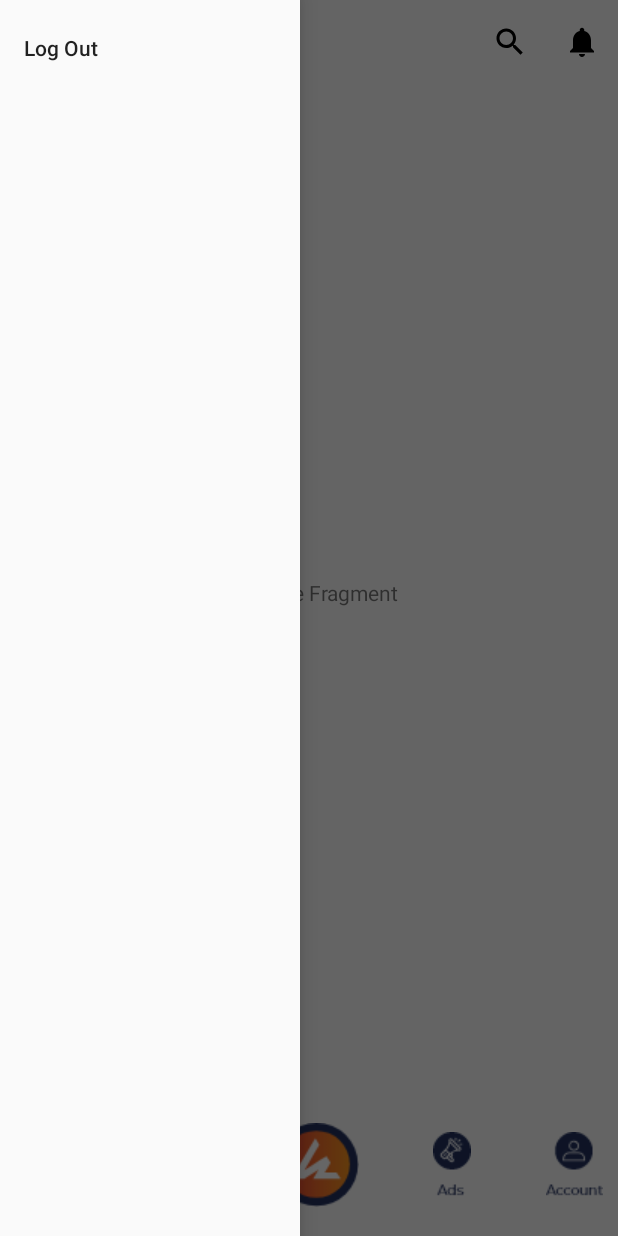
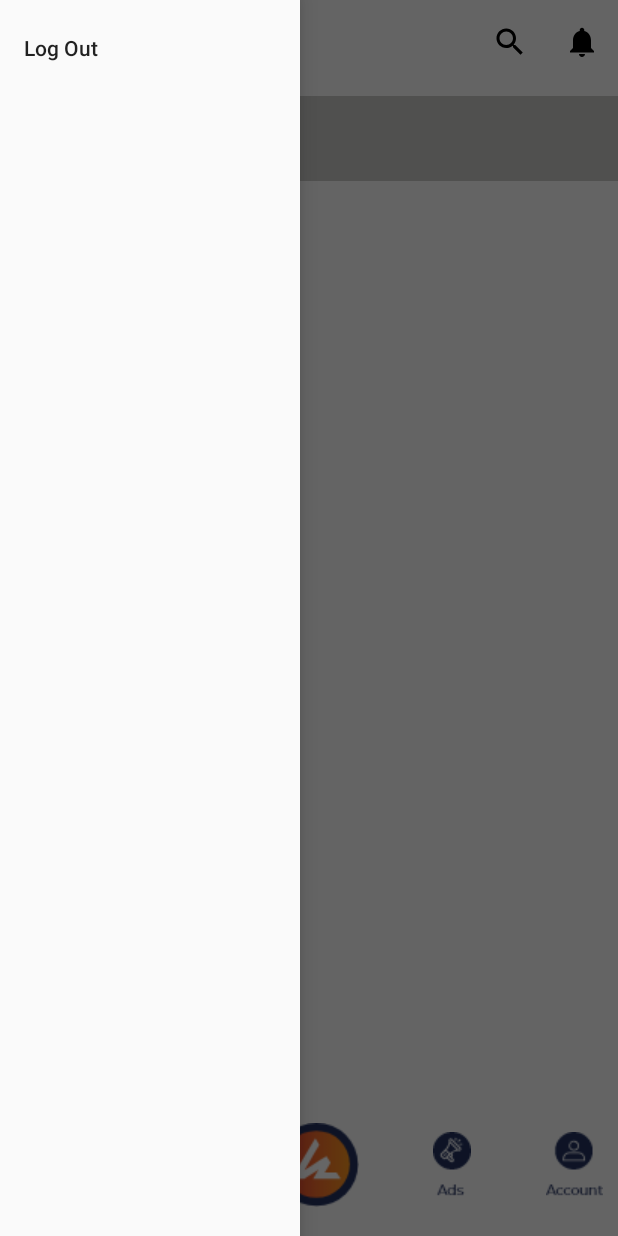
Before and after one commit to durzoflint/Wanna-Buy, an Android app: the fragment MessageFragment placed in its activity, with the side drawer open, on a phone screen of 412 x 824 dp. Run offline under Robolectric (Android 15) with nearby library versions, the phone set to English and light mode, and no system bars; our stand-ins replace Firebase (no records; nobody signed in at launch, a user with empty details on screens opened directly).

Commit message:
Adding missing layout sample

```diff
--- a/app/src/main/java/com/nyxwolves/wannabuy/Fragments/MessageFragment.java
+++ b/app/src/main/java/com/nyxwolves/wannabuy/Fragments/MessageFragment.java
@@ -2,14 +2,17 @@ package com.nyxwolves.wannabuy.Fragments;
 
 
 import android.content.Context;
+import android.content.Intent;
 import android.os.Bundle;
 import android.support.v4.app.Fragment;
 import android.view.LayoutInflater;
 import android.view.View;
 import android.view.ViewGroup;
+import android.widget.LinearLayout;
 
 import com.nyxwolves.wannabuy.Activities.HomeActivity;
 import com.nyxwolves.wannabuy.R;
+import com.nyxwolves.wannabuy.chat.ChatActivity;
 
 
 public class MessageFragment extends Fragment {
@@ -44,8 +47,15 @@ public class MessageFragment extends Fragment {
     @Override
     public View onCreateView(LayoutInflater inflater, ViewGroup container,
                              Bundle savedInstanceState) {
-        // Inflate the layout for this fragment
-        return inflater.inflate(R.layout.fragment_message, container, false);
+        View rootView = inflater.inflate(R.layout.fragment_message, container, false);
+        LinearLayout abhinav = rootView.findViewById(R.id.abhinav);
+        abhinav.setOnClickListener(new View.OnClickListener() {
+            @Override
+            public void onClick(View view) {
+                startActivity(new Intent(getActivity(), ChatActivity.class));
+            }
+        });
+        return rootView;
     }
 
 
--- a/app/src/main/java/com/nyxwolves/wannabuy/chat/MessageAdapter.java
+++ b/app/src/main/java/com/nyxwolves/wannabuy/chat/MessageAdapter.java
@@ -6,7 +6,6 @@ import android.view.LayoutInflater;
 import android.view.View;
 import android.view.ViewGroup;
 
-import com.google.firebase.auth.FirebaseAuth;
 import com.nyxwolves.wannabuy.R;
 
 import java.util.List;
@@ -37,7 +36,6 @@ public class MessageAdapter extends RecyclerView.Adapter<RecyclerView.ViewHolder
         }
     }
 
-
     @Override
     public void onBindViewHolder(RecyclerView.ViewHolder viewHolder, int position) {
         switch (getItemViewType(position)) {
@@ -59,7 +57,9 @@ public class MessageAdapter extends RecyclerView.Adapter<RecyclerView.ViewHolder
 
     @Override
     public int getItemViewType(int position) {
-        String email = FirebaseAuth.getInstance().getCurrentUser().getEmail().trim();
+        //Todo: Change the email to firebase one
+        //String email = FirebaseAuth.getInstance().getCurrentUser().getEmail().trim();
+        String email = "aaaorabhinav@gmail.com";
         if (list.get(position).email.equals(email))
             return OUTGOING;
         else
--- a/app/src/main/res/layout/fragment_message.xml
+++ b/app/src/main/res/layout/fragment_message.xml
@@ -6,14 +6,22 @@
     android:layout_height="match_parent"
     tools:context=".Fragments.MessageFragment">
 
-    <!-- TODO: Update blank fragment layout -->
-    <TextView
-        android:layout_width="wrap_content"
+    <LinearLayout
+        android:id="@+id/abhinav"
+        android:layout_width="match_parent"
         android:layout_height="wrap_content"
-        android:text="Message Fragment"
-        app:layout_constraintBottom_toBottomOf="parent"
+        android:background="@color/lightGray"
+        android:orientation="horizontal"
         app:layout_constraintEnd_toEndOf="parent"
         app:layout_constraintStart_toStartOf="parent"
-        app:layout_constraintTop_toTopOf="parent" />
+        app:layout_constraintTop_toTopOf="parent">
+
+        <TextView
+            android:layout_width="match_parent"
+            android:layout_height="wrap_content"
+            android:layout_margin="16dp"
+            android:text="Abhinav"
+            android:textSize="18sp" />
+    </LinearLayout>
 
 </android.support.constraint.ConstraintLayout>
```
Also changed, not shown: app/src/main/java/com/nyxwolves/wannabuy/chat/ChatActivity.java (+10 -0 lines), app/src/main/res/layout/activity_chat.xml (+20 -2 lines).
